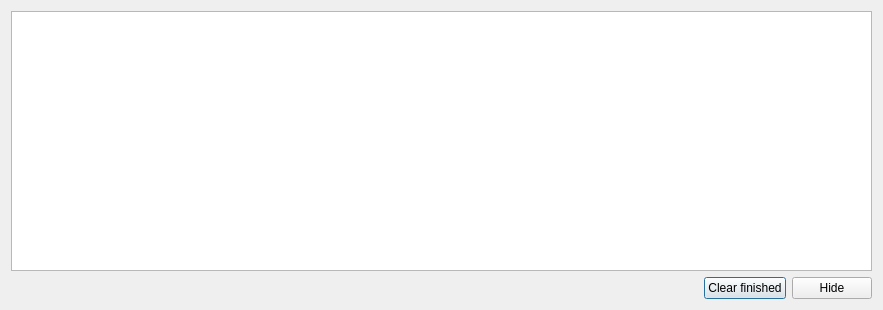
kernel1024/jpreader, file downloadmanager.ui: the form before one commit.
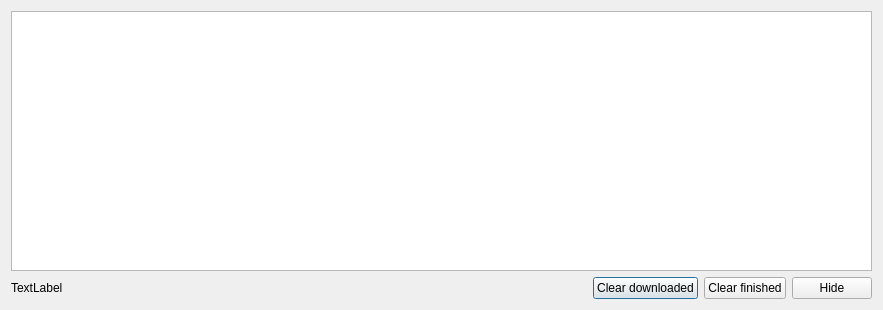
The form after the commit.

Commit message: Download manager total progress indicator.

What changed in the file:
```diff
--- a/downloadmanager.ui
+++ b/downloadmanager.ui
@@ -38,6 +38,13 @@
    </item>
    <item>
     <layout class="QHBoxLayout" name="horizontalLayout">
+     <item>
+      <widget class="QLabel" name="labelProgress">
+       <property name="text">
+        <string>TextLabel</string>
+       </property>
+      </widget>
+     </item>
      <item>
       <spacer name="horizontalSpacer">
        <property name="orientation">
@@ -51,6 +58,16 @@
        </property>
       </spacer>
      </item>
+     <item>
+      <widget class="QPushButton" name="buttonClearDownloaded">
+       <property name="toolTip">
+        <string>Leave failed downloads</string>
+       </property>
+       <property name="text">
+        <string>Clear downloaded</string>
+       </property>
+      </widget>
+     </item>
      <item>
       <widget class="QPushButton" name="buttonClearFinished">
        <property name="text">
```
Left out of the diff: 1 changed line with no effect on the pictures. The commit also changes 2 other files.
